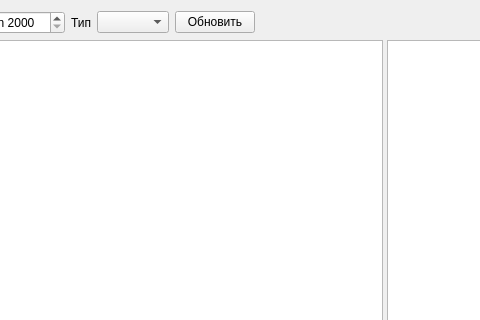
Qt form formaccnaklel.ui (Sergeyego/warehouse) before a commit; both pictures show x 179 to 659 and y 0 to 320 of the 1128 by 649 pixel window.
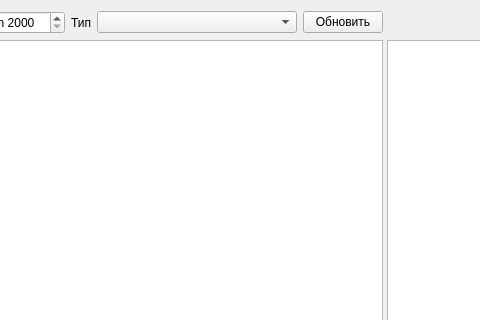
The same form after that commit. Custom widgets are drawn as their Qt base class.

```diff
--- a/formaccnaklel.ui
+++ b/formaccnaklel.ui
@@ -44,7 +44,14 @@
       </widget>
      </item>
      <item>
-      <widget class="DbComboBox" name="comboBoxType"/>
+      <widget class="DbComboBox" name="comboBoxType">
+       <property name="minimumSize">
+        <size>
+         <width>200</width>
+         <height>0</height>
+        </size>
+       </property>
+      </widget>
      </item>
      <item>
       <widget class="QPushButton" name="pushButtonUpd">
```
